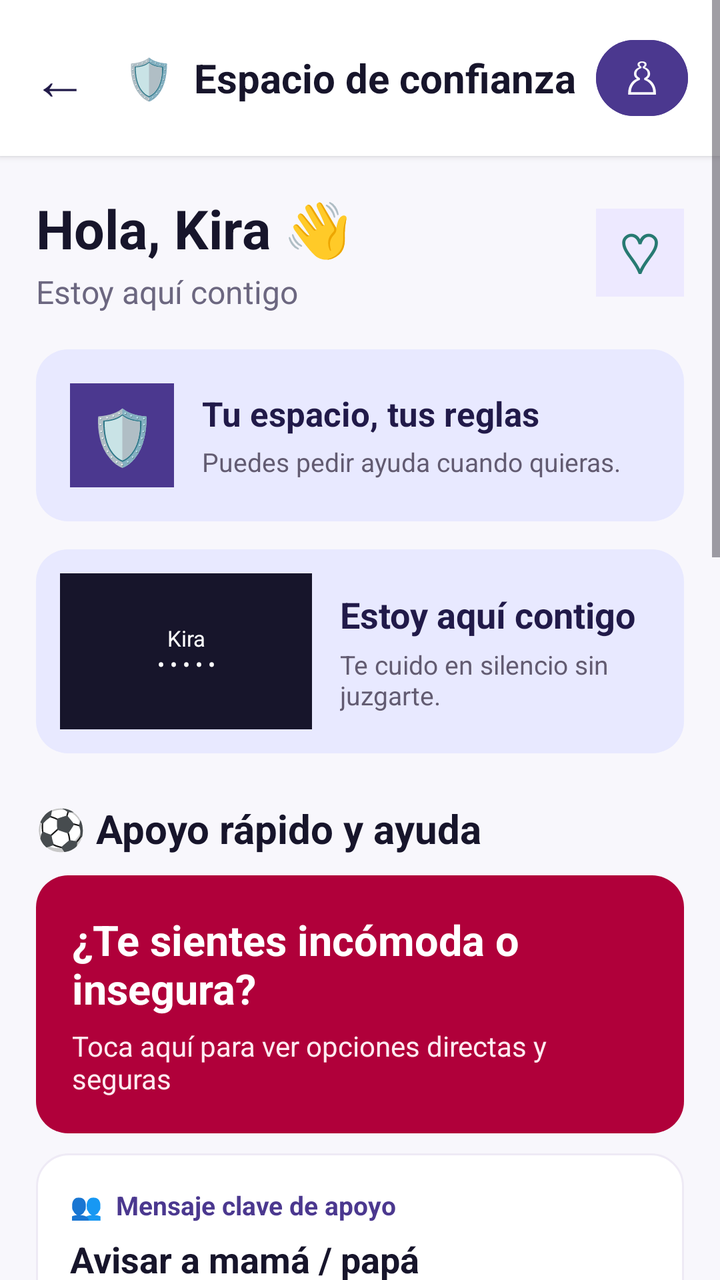
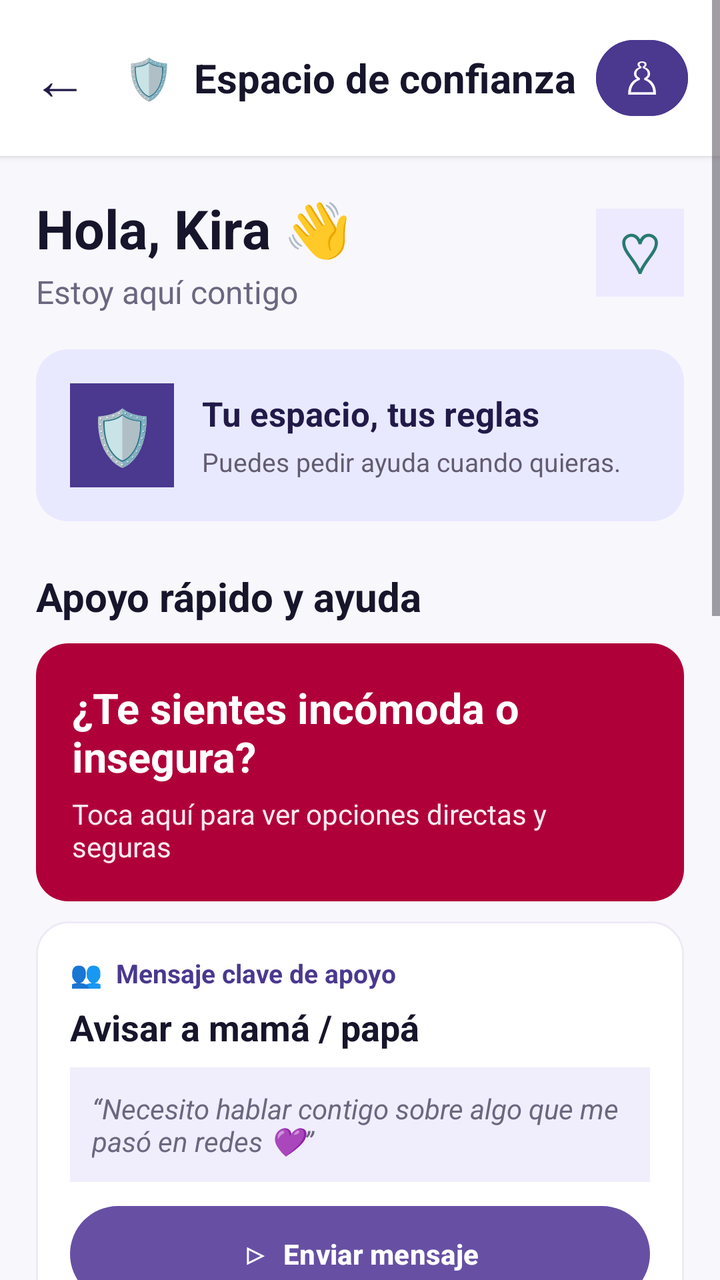

Two renders of the same Android screen: before a commit and after it. Below are the layout's source before the change and the commit's diff.
<!-- AndroidManifest.xml: application theme Theme.MyApplication -->
<!-- res/layout/activity_main.xml -->
<?xml version="1.0" encoding="utf-8"?>
<ScrollView xmlns:android="http://schemas.android.com/apk/res/android"
    android:id="@+id/main"
    android:layout_width="match_parent"
    android:layout_height="match_parent"
    android:background="#F8F7FC"
    android:fillViewport="true">

    <LinearLayout
        android:layout_width="match_parent"
        android:layout_height="wrap_content"
        android:orientation="vertical"
        android:paddingBottom="24dp">

        <LinearLayout
            android:layout_width="match_parent"
            android:layout_height="wrap_content"
            android:background="#FFFFFF"
            android:elevation="2dp"
            android:gravity="center_vertical"
            android:padding="16dp">
            <TextView
                android:layout_width="wrap_content"
                android:layout_height="wrap_content"
                android:text="←"
                android:textColor="#211A49"
                android:textSize="28sp" />
            <TextView
                android:layout_width="0dp"
                android:layout_height="wrap_content"
                android:layout_marginStart="18dp"
                android:layout_weight="1"
                android:text="🛡  Espacio de confianza"
                android:textColor="#17152B"
                android:textSize="20sp"
                android:textStyle="bold" />
            <Button
                android:id="@+id/dashboardButton"
                android:layout_width="46dp"
                android:layout_height="46dp"
                android:backgroundTint="#4B388F"
                android:minWidth="0dp"
                android:padding="0dp"
                android:text="♙"
                android:textColor="#FFFFFF"
                android:textSize="22sp" />
        </LinearLayout>

        <LinearLayout
            android:layout_width="match_parent"
            android:layout_height="wrap_content"
            android:orientation="vertical"
            android:padding="18dp">
            <LinearLayout
                android:layout_width="match_parent"
                android:layout_height="wrap_content"
                android:gravity="center_vertical">
                <LinearLayout
                    android:layout_width="0dp"
                    android:layout_height="wrap_content"
                    android:layout_weight="1"
                    android:orientation="vertical">
                    <TextView
                        android:layout_width="wrap_content"
                        android:layout_height="wrap_content"
                        android:text="Hola, Kira 👋"
                        android:textColor="#17152B"
                        android:textSize="27sp"
                        android:textStyle="bold" />
                    <TextView
                        android:layout_width="wrap_content"
                        android:layout_height="wrap_content"
                        android:layout_marginTop="3dp"
                        android:text="Estoy aquí contigo"
                        android:textColor="#6C6780"
                        android:textSize="16sp" />
                </LinearLayout>
                <TextView
                    android:layout_width="44dp"
                    android:layout_height="44dp"
                    android:background="#EDE9FF"
                    android:gravity="center"
                    android:text="♡"
                    android:textColor="#277A72"
                    android:textSize="28sp" />
            </LinearLayout>

            <LinearLayout
                android:layout_width="match_parent"
                android:layout_height="wrap_content"
                android:layout_marginTop="18dp"
                android:background="@drawable/bg_kira_lilac"
                android:orientation="vertical"
                android:padding="17dp">
                <LinearLayout
                    android:layout_width="match_parent"
                    android:layout_height="wrap_content"
                    android:gravity="center_vertical">
                    <TextView
                        android:layout_width="52dp"
                        android:layout_height="52dp"
                        android:background="#4B388F"
                        android:gravity="center"
                        android:text="🛡"
                        android:textColor="#FFFFFF"
                        android:textSize="27sp" />
                    <LinearLayout
                        android:layout_width="0dp"
                        android:layout_height="wrap_content"
                        android:layout_marginStart="14dp"
                        android:layout_weight="1"
                        android:orientation="vertical">
                        <TextView
                            android:layout_width="wrap_content"
                            android:layout_height="wrap_content"
                            android:text="Tu espacio, tus reglas"
                            android:textColor="#211A49"
                            android:textSize="17sp"
                            android:textStyle="bold" />
                        <TextView
                            android:layout_width="wrap_content"
                            android:layout_height="wrap_content"
                            android:layout_marginTop="4dp"
                            android:text="Puedes pedir ayuda cuando quieras."
                            android:textColor="#625B71"
                            android:textSize="13sp" />
                    </LinearLayout>
                </LinearLayout>
            </LinearLayout>

            <LinearLayout
                android:layout_width="match_parent"
                android:layout_height="wrap_content"
                android:layout_marginTop="14dp"
                android:background="@drawable/bg_kira_lilac"
                android:gravity="center_vertical"
                android:padding="12dp">
                <TextView
                    android:layout_width="126dp"
                    android:layout_height="78dp"
                    android:background="#17152B"
                    android:gravity="center"
                    android:text="Kira\n• • • • •"
                    android:textColor="#FFFFFF"
                    android:textSize="11sp" />
                <LinearLayout
                    android:layout_width="0dp"
                    android:layout_height="wrap_content"
                    android:layout_marginStart="14dp"
                    android:layout_weight="1"
                    android:orientation="vertical">
                    <TextView
                        android:layout_width="wrap_content"
                        android:layout_height="wrap_content"
                        android:text="Estoy aquí contigo"
                        android:textColor="#211A49"
                        android:textSize="18sp"
                        android:textStyle="bold" />
                    <TextView
                        android:layout_width="wrap_content"
                        android:layout_height="wrap_content"
                        android:layout_marginTop="4dp"
                        android:text="Te cuido en silencio sin juzgarte."
                        android:textColor="#625B71"
                        android:textSize="13sp" />
                </LinearLayout>
            </LinearLayout>

            <TextView
                android:layout_width="wrap_content"
                android:layout_height="wrap_content"
                android:layout_marginTop="24dp"
                android:text="⚽ Apoyo rápido y ayuda"
                android:textColor="#17152B"
                android:textSize="20sp"
                android:textStyle="bold" />

            <LinearLayout
                android:layout_width="match_parent"
                android:layout_height="wrap_content"
                android:layout_marginTop="10dp"
                android:background="@drawable/bg_kira_help"
                android:orientation="vertical"
                android:padding="18dp">
                <TextView
                    android:layout_width="wrap_content"
                    android:layout_height="wrap_content"
                    android:text="¿Te sientes incómoda o insegura?"
                    android:textColor="#FFFFFF"
                    android:textSize="21sp"
                    android:textStyle="bold" />
                <TextView
                    android:layout_width="wrap_content"
                    android:layout_height="wrap_content"
                    android:layout_marginTop="5dp"
                    android:text="Toca aquí para ver opciones directas y seguras"
                    android:textColor="#FFEAF1"
                    android:textSize="14sp" />
            </LinearLayout>

            <LinearLayout
                android:layout_width="match_parent"
                android:layout_height="wrap_content"
                android:layout_marginTop="10dp"
                android:background="@drawable/bg_kira_card"
                android:orientation="vertical"
                android:padding="17dp">
                <TextView
                    android:layout_width="wrap_content"
                    android:layout_height="wrap_content"
                    android:text="👥  Mensaje clave de apoyo"
                    android:textColor="#4B388F"
                    android:textSize="13sp"
                    android:textStyle="bold" />
                <TextView
                    android:layout_width="wrap_content"
                    android:layout_height="wrap_content"
                    android:layout_marginTop="6dp"
                    android:text="Avisar a mamá / papá"
                    android:textColor="#17152B"
                    android:textSize="18sp"
                    android:textStyle="bold" />
                <TextView
                    android:layout_width="match_parent"
                    android:layout_height="wrap_content"
                    android:layout_marginTop="8dp"
                    android:background="#F0EEFC"
                    android:padding="11dp"
                    android:text="“Necesito hablar contigo sobre algo que me pasó en redes 💜”"
                    android:textColor="#6C6780"
                    android:textSize="14sp"
                    android:textStyle="italic" />
                <Button
                    android:id="@+id/sendButton"
                    android:layout_width="match_parent"
                    android:layout_height="wrap_content"
                    android:layout_marginTop="12dp"
                    android:background="@drawable/bg_kira_button"
                    android:text="▷  Enviar mensaje"
                    android:textAllCaps="false"
                    android:textColor="#FFFFFF"
                    android:textSize="14sp"
                    android:textStyle="bold" />
            </LinearLayout>

            <LinearLayout
                android:layout_width="match_parent"
                android:layout_height="wrap_content"
                android:layout_marginTop="10dp"
                android:background="@drawable/bg_kira_card"
                android:gravity="center_vertical"
                android:padding="14dp">
                <TextView
                    android:layout_width="44dp"
                    android:layout_height="44dp"
                    android:background="#C8F5EC"
                    android:gravity="center"
                    android:text="☏"
                    android:textColor="#16826D"
                    android:textSize="24sp" />
                <LinearLayout
                    android:layout_width="0dp"
                    android:layout_height="wrap_content"
                    android:layout_marginStart="12dp"
                    android:layout_weight="1"
                    android:orientation="vertical">
                    <TextView
                        android:layout_width="wrap_content"
                        android:layout_height="wrap_content"
                        android:text="Línea 1810"
                        android:textColor="#17152B"
                        android:textSize="17sp"
                        android:textStyle="bold" />
                    <TextView
                        android:layout_width="wrap_content"
                        android:layout_height="wrap_content"
                        android:text="MIMP · Niños y Adolescentes"
                        android:textColor="#77738D"
                        android:textSize="13sp" />
                </LinearLayout>
                <Button
                    android:layout_width="wrap_content"
                    android:layout_height="wrap_content"
                    android:backgroundTint="#16826D"
                    android:text="☏ Llamar"
                    android:textAllCaps="false"
                    android:textColor="#FFFFFF" />
            </LinearLayout>

            <LinearLayout
                android:layout_width="match_parent"
                android:layout_height="wrap_content"
                android:layout_marginTop="10dp"
                android:background="@drawable/bg_kira_card"
                android:gravity="center_vertical"
                android:padding="14dp">
                <TextView
                    android:layout_width="44dp"
                    android:layout_height="44dp"
                    android:background="#FFE1E5"
                    android:gravity="center"
                    android:text="▱"
                    android:textColor="#B0003A"
                    android:textSize="24sp" />
                <LinearLayout
                    android:layout_width="0dp"
                    android:layout_height="wrap_content"
                    android:layout_marginStart="12dp"
                    android:layout_weight="1"
                    android:orientation="vertical">
                    <TextView
                        android:layout_width="wrap_content"
                        android:layout_height="wrap_content"
                        android:text="Línea 100 / Chat 100"
                        android:textColor="#17152B"
                        android:textSize="17sp"
                        android:textStyle="bold" />
                    <TextView
                        android:layout_width="wrap_content"
                        android:layout_height="wrap_content"
                        android:text="Atención gratuita 24/7"
                        android:textColor="#77738D"
                        android:textSize="13sp" />
                </LinearLayout>
                <Button
                    android:layout_width="wrap_content"
                    android:layout_height="wrap_content"
                    android:backgroundTint="#4B388F"
                    android:text="▤ Chat"
                    android:textAllCaps="false"
                    android:textColor="#FFFFFF" />
            </LinearLayout>

            <TextView
                android:layout_width="wrap_content"
                android:layout_height="wrap_content"
                android:layout_marginTop="26dp"
                android:text="▣ Aprende a cuidarte"
                android:textColor="#17152B"
                android:textSize="20sp"
                android:textStyle="bold" />
            <TextView
                android:layout_width="wrap_content"
                android:layout_height="wrap_content"
                android:text="Historias y consejos fáciles de leer"
                android:textColor="#77738D"
                android:textSize="13sp" />

            <TextView
                android:id="@+id/learnCardSecret"
                android:layout_width="match_parent"
                android:layout_height="wrap_content"
                android:layout_marginTop="10dp"
                android:background="@drawable/bg_kira_card"
                android:drawablePadding="12dp"
                android:padding="16dp"
                android:text="🚩  2 min de lectura   Alerta\n\nLa técnica del secreto: ¿Por qué te piden que no le cuentes a nadie?"
                android:textColor="#17152B"
                android:textSize="16sp" />
            <TextView
                android:id="@+id/learnCardSocial"
                android:layout_width="match_parent"
                android:layout_height="wrap_content"
                android:layout_marginTop="10dp"
                android:background="#FFFFFF"
                android:padding="16dp"
                android:text="🧑‍💻  Guía visual   Redes sociales\n\nPerfiles señuelo: cómo identificar fotos o identidades falsas en Instagram o TikTok"
                android:textColor="#17152B"
                android:textSize="16sp" />
            <TextView
                android:id="@+id/learnCardPhotos"
                android:layout_width="match_parent"
                android:layout_height="wrap_content"
                android:layout_marginTop="10dp"
                android:background="#FFFFFF"
                android:padding="16dp"
                android:text="⚠  Paso a paso   Seguridad íntima\n\nQué hacer si te piden fotos íntimas o te amenazan con compartirlas"
                android:textColor="#17152B"
                android:textSize="16sp" />
        </LinearLayout>

        <EditText
            android:id="@+id/messageInput"
            android:layout_width="1dp"
            android:layout_height="1dp"
            android:visibility="gone" />
        <TextView
            android:id="@+id/statusText"
            android:layout_width="1dp"
            android:layout_height="1dp"
            android:visibility="gone" />
        <LinearLayout
            android:id="@+id/messagesContainer"
            android:layout_width="1dp"
            android:layout_height="1dp"
            android:visibility="gone" />
        <ScrollView
            android:id="@+id/messagesScroll"
            android:layout_width="1dp"
            android:layout_height="1dp"
            android:visibility="gone" />
        <LinearLayout
            android:id="@+id/modelStatusContainer"
            android:layout_width="1dp"
            android:layout_height="1dp"
            android:visibility="gone" />
    </LinearLayout>
</ScrollView>
<!-- resources referenced by this layout -->
<resources>
  <!-- drawable bg_kira_button (drawable) -->
  <?xml version="1.0" encoding="utf-8"?>
  <shape xmlns:android="http://schemas.android.com/apk/res/android">
      <solid android:color="#4B388F" />
      <corners android:radius="28dp" />
  </shape>
  <!-- drawable bg_kira_card (drawable) -->
  <?xml version="1.0" encoding="utf-8"?>
  <shape xmlns:android="http://schemas.android.com/apk/res/android">
      <solid android:color="#FFFFFF" />
      <corners android:radius="16dp" />
      <stroke android:width="1dp" android:color="#EEEAF5" />
  </shape>
  <!-- drawable bg_kira_help (drawable) -->
  <?xml version="1.0" encoding="utf-8"?>
  <shape xmlns:android="http://schemas.android.com/apk/res/android">
      <solid android:color="#B0003A" />
      <corners android:radius="16dp" />
  </shape>
  <!-- drawable bg_kira_lilac (drawable) -->
  <?xml version="1.0" encoding="utf-8"?>
  <shape xmlns:android="http://schemas.android.com/apk/res/android">
      <solid android:color="#E8E9FF" />
      <corners android:radius="16dp" />
  </shape>
  <style name="Theme.MyApplication" parent="Base.Theme.MyApplication" />
  <style name="Base.Theme.MyApplication" parent="Theme.Material3.DayNight.NoActionBar">
          
          
      </style>
</resources>

<!-- the commit's change to res/layout/activity_main.xml (unified diff, before → after) -->
@@ -128,49 +128,11 @@
                 </LinearLayout>
             </LinearLayout>
 
-            <LinearLayout
-                android:layout_width="match_parent"
-                android:layout_height="wrap_content"
-                android:layout_marginTop="14dp"
-                android:background="@drawable/bg_kira_lilac"
-                android:gravity="center_vertical"
-                android:padding="12dp">
-                <TextView
-                    android:layout_width="126dp"
-                    android:layout_height="78dp"
-                    android:background="#17152B"
-                    android:gravity="center"
-                    android:text="Kira\n• • • • •"
-                    android:textColor="#FFFFFF"
-                    android:textSize="11sp" />
-                <LinearLayout
-                    android:layout_width="0dp"
-                    android:layout_height="wrap_content"
-                    android:layout_marginStart="14dp"
-                    android:layout_weight="1"
-                    android:orientation="vertical">
-                    <TextView
-                        android:layout_width="wrap_content"
-                        android:layout_height="wrap_content"
-                        android:text="Estoy aquí contigo"
-                        android:textColor="#211A49"
-                        android:textSize="18sp"
-                        android:textStyle="bold" />
-                    <TextView
-                        android:layout_width="wrap_content"
-                        android:layout_height="wrap_content"
-                        android:layout_marginTop="4dp"
-                        android:text="Te cuido en silencio sin juzgarte."
-                        android:textColor="#625B71"
-                        android:textSize="13sp" />
-                </LinearLayout>
-            </LinearLayout>
-
             <TextView
                 android:layout_width="wrap_content"
                 android:layout_height="wrap_content"
                 android:layout_marginTop="24dp"
-                android:text="⚽ Apoyo rápido y ayuda"
+                android:text="Apoyo rápido y ayuda"
                 android:textColor="#17152B"
                 android:textSize="20sp"
                 android:textStyle="bold" />
@@ -346,37 +308,144 @@
                 android:textColor="#77738D"
                 android:textSize="13sp" />
 
-            <TextView
+            <LinearLayout
                 android:id="@+id/learnCardSecret"
                 android:layout_width="match_parent"
                 android:layout_height="wrap_content"
                 android:layout_marginTop="10dp"
                 android:background="@drawable/bg_kira_card"
-                android:drawablePadding="12dp"
-                android:padding="16dp"
-                android:text="🚩  2 min de lectura   Alerta\n\nLa técnica del secreto: ¿Por qué te piden que no le cuentes a nadie?"
-                android:textColor="#17152B"
-                android:textSize="16sp" />
-            <TextView
+                android:gravity="center_vertical"
+                android:orientation="horizontal"
+                android:padding="14dp">
+                <TextView
+                    android:layout_width="38dp"
+                    android:layout_height="52dp"
+                    android:gravity="center"
+                    android:text="⚑"
+                    android:textColor="#B0003A"
+                    android:textSize="30sp" />
+                <LinearLayout
+                    android:layout_width="0dp"
+                    android:layout_height="wrap_content"
+                    android:layout_marginStart="12dp"
+                    android:layout_weight="1"
+                    android:orientation="vertical">
+                    <TextView
+                        android:layout_width="wrap_content"
+                        android:layout_height="wrap_content"
+                        android:text="2 min de lectura   ·   Alerta"
+                        android:textColor="#B0003A"
+                        android:textSize="12sp"
+                        android:textStyle="bold" />
+                    <TextView
+                        android:layout_width="match_parent"
+                        android:layout_height="wrap_content"
+                        android:layout_marginTop="5dp"
+                        android:text="La técnica del secreto: ¿Por qué te piden que no le cuentes a nadie?"
+                        android:textColor="#17152B"
+                        android:textSize="16sp"
+                        android:textStyle="bold" />
+                </LinearLayout>
+                <TextView
+                    android:layout_width="24dp"
+                    android:layout_height="wrap_content"
+                    android:gravity="center"
+                    android:text="⌄"
+                    android:textColor="#211A49"
+                    android:textSize="20sp" />
+            </LinearLayout>
+            <LinearLayout
                 android:id="@+id/learnCardSocial"
                 android:layout_width="match_parent"
                 android:layout_height="wrap_content"
                 android:layout_marginTop="10dp"
-                android:background="#FFFFFF"
-                android:padding="16dp"
-                android:text="🧑‍💻  Guía visual   Redes sociales\n\nPerfiles señuelo: cómo identificar fotos o identidades falsas en Instagram o TikTok"
-                android:textColor="#17152B"
-                android:textSize="16sp" />
-            <TextView
+                android:background="@drawable/bg_kira_card"
+                android:gravity="center_vertical"
+                android:orientation="horizontal"
+                android:padding="14dp">
+                <TextView
+                    android:layout_width="38dp"
+                    android:layout_height="52dp"
+                    android:gravity="center"
+                    android:text="♟"
+                    android:textColor="#4B388F"
+                    android:textSize="28sp" />
+                <LinearLayout
+                    android:layout_width="0dp"
+                    android:layout_height="wrap_content"
+                    android:layout_marginStart="12dp"
+                    android:layout_weight="1"
+                    android:orientation="vertical">
+                    <TextView
+                        android:layout_width="wrap_content"
+                        android:layout_height="wrap_content"
+                        android:text="Guía visual   ·   Redes sociales"
+                        android:textColor="#4B388F"
+                        android:textSize="12sp"
+                        android:textStyle="bold" />
+                    <TextView
+                        android:layout_width="match_parent"
+                        android:layout_height="wrap_content"
+                        android:layout_marginTop="5dp"
+                        android:text="Perfiles señuelo: cómo identificar fotos o identidades falsas en Instagram o TikTok"
+                        android:textColor="#17152B"
+                        android:textSize="16sp"
+                        android:textStyle="bold" />
+                </LinearLayout>
+                <TextView
+                    android:layout_width="24dp"
+                    android:layout_height="wrap_content"
+                    android:gravity="center"
+                    android:text="⌄"
+                    android:textColor="#211A49"
+                    android:textSize="20sp" />
+            </LinearLayout>
+            <LinearLayout
                 android:id="@+id/learnCardPhotos"
                 android:layout_width="match_parent"
                 android:layout_height="wrap_content"
                 android:layout_marginTop="10dp"
-                android:background="#FFFFFF"
-                android:padding="16dp"
-                android:text="⚠  Paso a paso   Seguridad íntima\n\nQué hacer si te piden fotos íntimas o te amenazan con compartirlas"
-                android:textColor="#17152B"
-                android:textSize="16sp" />
+                android:background="@drawable/bg_kira_card"
+                android:gravity="center_vertical"
+                android:orientation="horizontal"
+                android:padding="14dp">
+                <TextView
+                    android:layout_width="38dp"
+                    android:layout_height="52dp"
+                    android:gravity="center"
+                    android:text="⚠"
+                    android:textColor="#D39A00"
+                    android:textSize="28sp" />
+                <LinearLayout
+                    android:layout_width="0dp"
+                    android:layout_height="wrap_content"
+                    android:layout_marginStart="12dp"
+                    android:layout_weight="1"
+                    android:orientation="vertical">
+                    <TextView
+                        android:layout_width="wrap_content"
+                        android:layout_height="wrap_content"
+                        android:text="Paso a paso   ·   Seguridad íntima"
+                        android:textColor="#16826D"
+                        android:textSize="12sp"
+                        android:textStyle="bold" />
+                    <TextView
+                        android:layout_width="match_parent"
+                        android:layout_height="wrap_content"
+                        android:layout_marginTop="5dp"
+                        android:text="Qué hacer si te piden fotos íntimas o te amenazan con compartirlas"
+                        android:textColor="#17152B"
+                        android:textSize="16sp"
+                        android:textStyle="bold" />
+                </LinearLayout>
+                <TextView
+                    android:layout_width="24dp"
+                    android:layout_height="wrap_content"
+                    android:gravity="center"
+                    android:text="⌄"
+                    android:textColor="#211A49"
+                    android:textSize="20sp" />
+            </LinearLayout>
         </LinearLayout>
 
         <EditText
